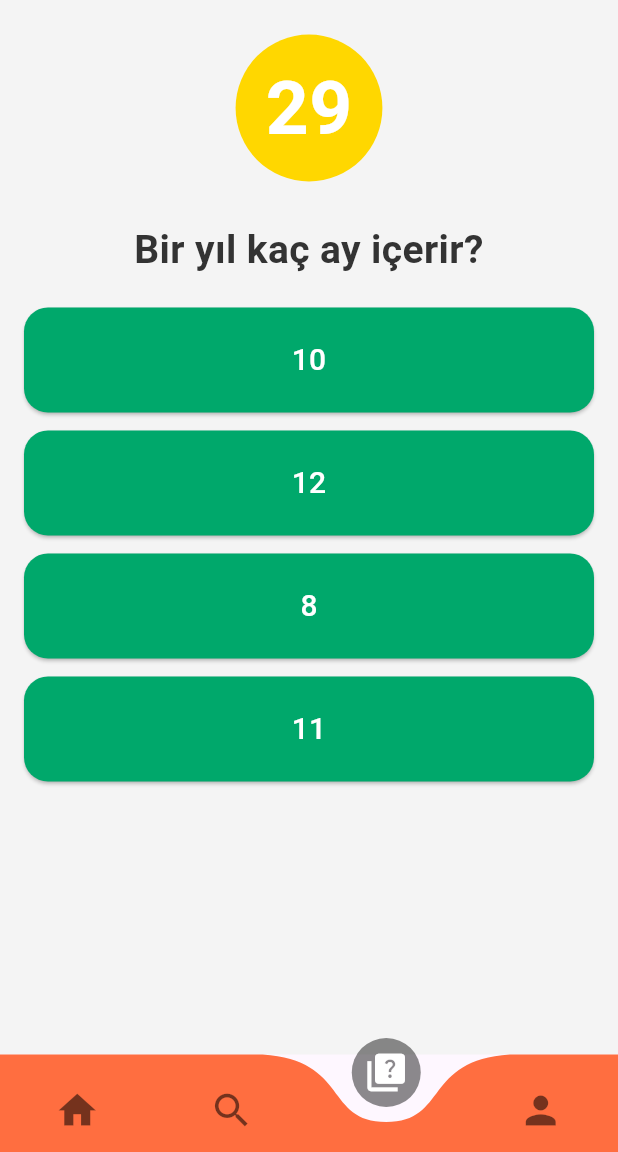
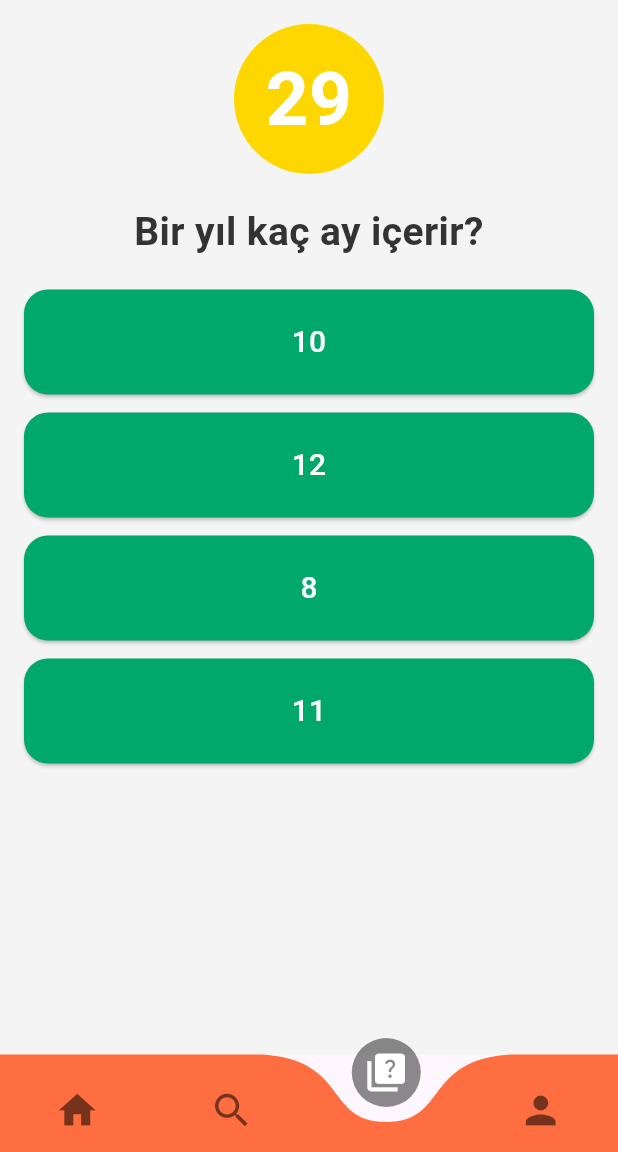
Before and after one commit to elifnurdemir/hi_kod_5proje, a Flutter app: the screen it shows after launch, item 3 of the bottom bar chosen, on a phone screen of 412 x 824 dp, the part 84-1236 px from its top. Run offline on Flutter 3.47's test engine with Material 3 defaults, Android fonts, the light colour scheme and no system bars; drawn by our look-alikes of curved_navigation_bar; our stand-ins replace confetti; network calls fail.

Commit message:
quiz sayfası optimize edildi

```diff
--- /dev/null
+++ b/lib/features/quiz/data/questions.dart
@@ -0,0 +1,17 @@
+const List<Map<String, dynamic>> questions = [
+  {
+    'question': 'Bir yıl kaç ay içerir?',
+    'options': ['10', '12', '8', '11'],
+    'answer': '12',
+  },
+  {
+    'question': 'Türkiye’nin başkenti neresidir?',
+    'options': ['İstanbul', 'Ankara', 'İzmir', 'Bursa'],
+    'answer': 'Ankara',
+  },
+  {
+    'question': 'Güneş sistemi kaç gezegen içerir?',
+    'options': ['7', '8', '9', '6'],
+    'answer': '8',
+  },
+];
--- a/lib/features/quiz/screens/main_quiz.dart
+++ b/lib/features/quiz/screens/main_quiz.dart
@@ -1,17 +1,17 @@
 import 'dart:async';
 import 'package:flutter/material.dart';
 import 'package:confetti/confetti.dart';
+import '../data/questions.dart';
 
-void main() {
-  runApp(const QuizApp());
-}
+
+void main() => runApp(const QuizApp());
 
 class QuizApp extends StatelessWidget {
-  const QuizApp({Key? key}) : super(key: key);
+  const QuizApp({super.key});
 
   @override
   Widget build(BuildContext context) {
-    return MaterialApp(
+    return const MaterialApp(
       home: QuizPage(),
       debugShowCheckedModeBanner: false,
     );
@@ -19,73 +19,79 @@ class QuizApp extends StatelessWidget {
 }
 
 class QuizPage extends StatefulWidget {
+  const QuizPage({super.key});
+
   @override
-  _QuizPageState createState() => _QuizPageState();
+  State<QuizPage> createState() => _QuizPageState();
 }
 
 class _QuizPageState extends State<QuizPage> {
-  int currentQuestionIndex = 0;
-  int score = 0;
-  int timer = 30; // Başlangıçta 30 saniye
-  late Timer countdownTimer; // Timer için bir değişken
-  late ConfettiController _confettiController; // Konfeti kontrolcüsü
-
-  final List<Map<String, dynamic>> questions = [
-    {
-      'question': 'Bir yıl kaç ay içerir?',
-      'options': ['10', '12', '8', '11'],
-      'answer': '12',
-    },
-    {
-      'question': 'Türkiye’nin başkenti neresidir?',
-      'options': ['İstanbul', 'Ankara', 'İzmir', 'Bursa'],
-      'answer': 'Ankara',
-    },
-    {
-      'question': 'Güneş sistemi kaç gezegen içerir?',
-      'options': ['7', '8', '9', '6'],
-      'answer': '8',
-    },
-  ];
+  static const int initialTimer = 30;
+  int currentQuestionIndex = 0, score = 0, timer = initialTimer;
+  Timer? countdownTimer;
+  late ConfettiController _confettiController;
 
   @override
   void initState() {
     super.initState();
-    startTimer(); // Başlangıçta zamanlayıcıyı başlat
-    _confettiController = ConfettiController(duration: const Duration(seconds: 5)); // Konfeti kontrolcüsünü başlat
+    _confettiController = ConfettiController(duration: const Duration(seconds: 5));
+    startTimer();
   }
 
   @override
   void dispose() {
-    countdownTimer.cancel(); // Timer'ı durdurmayı unutma
-    _confettiController.dispose(); // Konfeti kontrolcüsünü temizle
+    countdownTimer?.cancel();
+    _confettiController.dispose();
     super.dispose();
   }
 
   void startTimer() {
     countdownTimer = Timer.periodic(const Duration(seconds: 1), (timer) {
-      setState(() {
-        if (this.timer > 0) {
-          this.timer--; // Sayacı her saniye bir azalt
+      if (this.timer <= 1) {
+        timer.cancel();
+        showAlertDialog('Süre Bitti!', 'Süreniz doldu, kaybettiniz. Tekrar deneyin.', resetQuiz);
       } else {
-          countdownTimer.cancel(); // Zaman dolduğunda timer'ı durdur
-          _showTimeoutDialog(); // Süre dolduğunda gösterilecek diyalog
+        setState(() => this.timer--);
       }
-      });
     });
   }
 
-  void _showTimeoutDialog() {
+  void checkAnswer(String selectedOption) {
+    if (questions[currentQuestionIndex]['answer'] == selectedOption) {
+      score++;
+    }
+
+    if (currentQuestionIndex < questions.length - 1) {
+      setState(() {
+        currentQuestionIndex++;
+        timer = initialTimer;
+      });
+    } else {
+      if (score == questions.length) _confettiController.play();
+      showAlertDialog('Quiz Tamamlandı!', 'Puanınız: $score/${questions.length}', resetQuiz);
+    }
+  }
+
+  void resetQuiz() {
+    setState(() {
+      currentQuestionIndex = 0;
+      score = 0;
+      timer = initialTimer;
+    });
+    startTimer();
+  }
+
+  void showAlertDialog(String title, String content, VoidCallback onConfirm) {
     showDialog(
       context: context,
-      builder: (context) => AlertDialog(
-        title: const Text('Süre Bitti!'),
-        content: const Text('Süreniz doldu, kaybettiniz. Tekrar deneyin.'),
+      builder: (_) => AlertDialog(
+        title: Text(title),
+        content: Text(content, style: const TextStyle(fontSize: 18)),
         actions: [
           TextButton(
             onPressed: () {
-              Navigator.of(context).pop();
-              resetQuiz(); // Quiz'i sıfırlayıp yeniden başlat
+              Navigator.pop(context);
+              onConfirm();
             },
             child: const Text('Yeniden Başla'),
           ),
@@ -94,52 +100,10 @@ class _QuizPageState extends State<QuizPage> {
     );
   }
 
-  void checkAnswer(String selectedOption) {
-    if (questions[currentQuestionIndex]['answer'] == selectedOption) {
-      setState(() {
-        score++;
-      });
-    }
-    if (currentQuestionIndex < questions.length - 1) {
-      setState(() {
-        currentQuestionIndex++;
-      });
-    } else {
-      if (score == questions.length) {
-        _confettiController.play(); // Tüm cevaplar doğruysa konfeti patlat
-      }
-      showDialog(
-        context: context,
-        builder: (context) => AlertDialog(
-          title: const Text('Quiz Tamamlandı!'),
-          content: Text('Puanınız: $score/${questions.length}'),
-          actions: [
-            TextButton(
-              onPressed: () {
-                Navigator.of(context).pop();
-                resetQuiz();
-              },
-              child: const Text('Yeniden Başla'),
-            ),
-          ],
-        ),
-      );
-    }
-  }
-
-  void resetQuiz() {
-    setState(() {
-      currentQuestionIndex = 0;
-      score = 0;
-      timer = 30; // Zamanı sıfırla
-    });
-    startTimer(); // Zamanlayıcıyı yeniden başlat
-  }
-
   @override
   Widget build(BuildContext context) {
     return Scaffold(
-      backgroundColor: const Color(0xFFF4F4F4), // Arka plan rengi
+      backgroundColor: const Color(0xFFF4F4F4),
       body: Stack(
         children: [
           Padding(
@@ -147,72 +111,43 @@ class _QuizPageState extends State<QuizPage> {
             child: Column(
               crossAxisAlignment: CrossAxisAlignment.stretch,
               children: [
-                // Timer'ı üstte gösterelim
                 Center(
-                  child: Container(
-                    decoration: BoxDecoration(
-                      shape: BoxShape.circle,
-                      color: const Color(0xFFFFD700), // Timer dairesi rengi (Altın Sarısı)
-                    ),
-                    padding: const EdgeInsets.all(20),
-                    child: Text(
-                      '$timer', // Sayacın değeri burada gösteriliyor
-                      style: const TextStyle(
-                        fontSize: 50,
-                        fontWeight: FontWeight.bold,
-                        color: Colors.white,
-                      ),
-                    ),
+                  child: CircleAvatar(
+                    backgroundColor: const Color(0xFFFFD700),
+                    radius: 50,
+                    child: Text('$timer', style: const TextStyle(fontSize: 50, fontWeight: FontWeight.bold, color: Colors.white)),
                   ),
                 ),
                 const SizedBox(height: 20),
                 Text(
                   questions[currentQuestionIndex]['question'],
-                  style: const TextStyle(
-                    fontSize: 26,
-                    fontWeight: FontWeight.bold,
-                    color: Color(0xFF333333), // Metin rengi (Koyu Gri)
-                  ),
+                  style: const TextStyle(fontSize: 26, fontWeight: FontWeight.bold, color: Color(0xFF333333)),
                   textAlign: TextAlign.center,
                 ),
                 const SizedBox(height: 20),
-                ...questions[currentQuestionIndex]['options'].map<Widget>((option) {
-                  return Padding(
+                ...questions[currentQuestionIndex]['options'].map<Widget>((option) => Padding(
                   padding: const EdgeInsets.only(bottom: 12.0),
                   child: ElevatedButton(
                     onPressed: () => checkAnswer(option),
-                      child: Text(
-                        option,
-                        style: const TextStyle(fontSize: 20, color: Colors.white),
+                    style: ElevatedButton.styleFrom(
+                      backgroundColor: const Color(0xFF00A86B),
+                      shape: RoundedRectangleBorder(borderRadius: BorderRadius.circular(16)),
+                      padding: const EdgeInsets.symmetric(vertical: 18),
+                      minimumSize: const Size(double.infinity, 70),
                     ),
-                      style: ElevatedButton.styleFrom(
-                        backgroundColor: const Color(0xFF00A86B), // Buton arka plan rengi (Yeşil)
-                        shape: RoundedRectangleBorder(
-                          borderRadius: BorderRadius.circular(16),
+                    child: Text(option, style: const TextStyle(fontSize: 20, color: Colors.white)),
                   ),
-                        padding: const EdgeInsets.symmetric(vertical: 18),
-                        minimumSize: const Size(0, 70),
-                      ),
-                    ),
-                  );
-                }).toList(),
+                )),
               ],
             ),
           ),
-          // Konfeti efekti
           Align(
-            alignment: Alignment.topCenter,
+            alignment: Alignment.center,
             child: ConfettiWidget(
               confettiController: _confettiController,
-              blastDirectionality: BlastDirectionality.explosive, // Her yöne patlama
-              shouldLoop: false, // Tek seferlik patlama
-              colors: const [
-                Colors.green,
-                Colors.blue,
-                Colors.pink,
-                Colors.orange,
-                Colors.purple,
-              ], // Konfeti renkler
+              blastDirectionality: BlastDirectionality.explosive,
+              shouldLoop: false,
+              colors: const [Colors.green, Colors.blue, Colors.pink, Colors.orange, Colors.purple],
             ),
           ),
         ],
```
Lines whose indentation alone changed are shown as unchanged.
